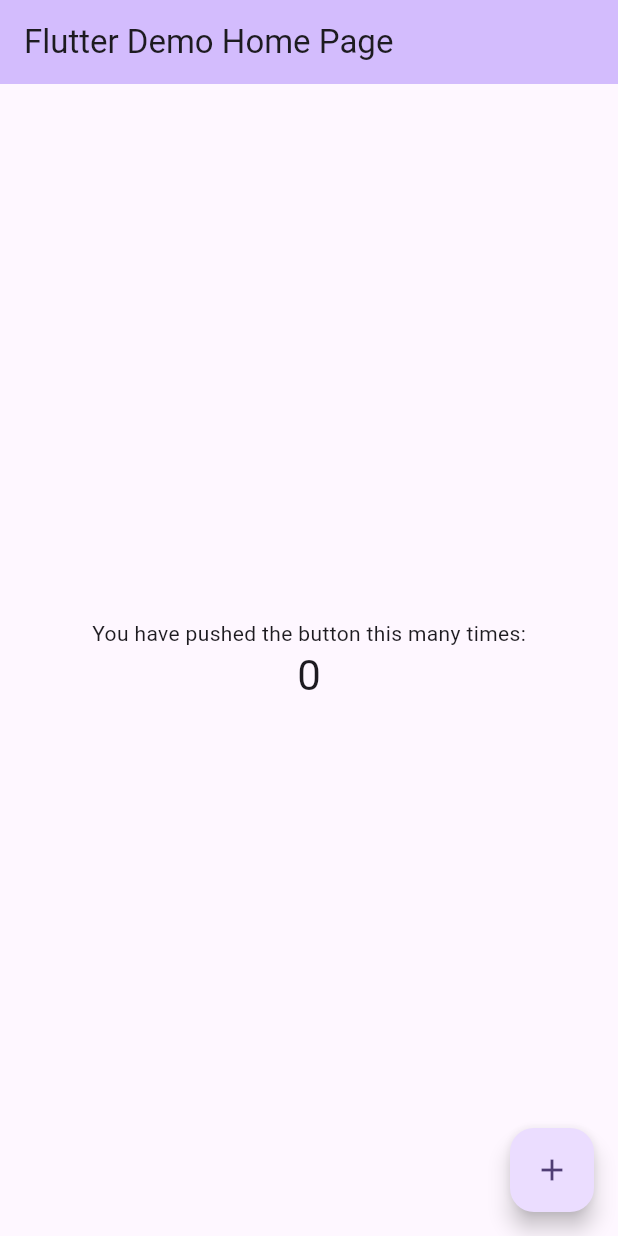
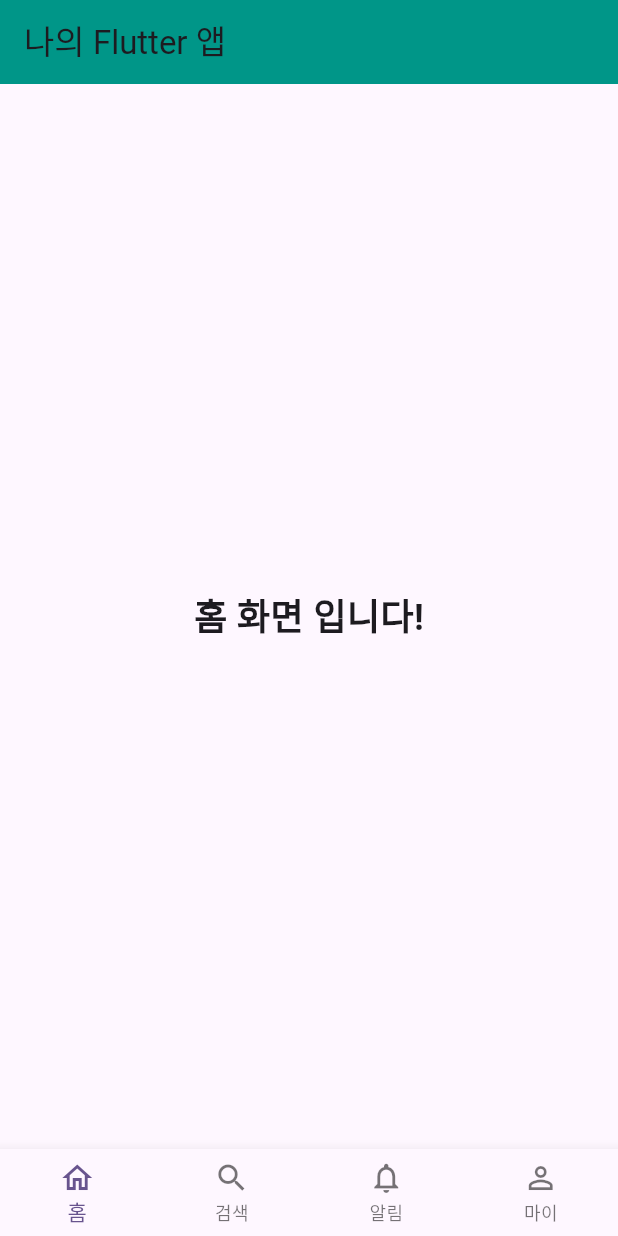
Before and after one commit to park990/teamJ, a Flutter app: the screen it shows after launch, on a phone screen of 412 x 824 dp. Run offline on Flutter 3.47's test engine with Material 3 defaults, Android fonts, the phone set to English and light mode, and no system bars.

Commit message:
bottom bar

```diff
--- /dev/null
+++ b/flutter_front/lib/layouts/main_layout.dart
@@ -0,0 +1,52 @@
+import 'package:flutter/material.dart';
+// 위에서 만든 커스텀 하단 바 위젯과 화면 위젯을 불러옵니다.
+ // 실제 경로로 수정 필요
+import 'package:flutter_front/screens/home_screen.dart';        // 실제 경로로 수정 필요
+    // (가정)
+
+import 'package:flutter_front/widgets/jaeyoon.dart';     // (가정)
+
+class MainLayout extends StatefulWidget {
+  const MainLayout({super.key});
+
+  @override
+  State<MainLayout> createState() => _MainLayoutState();
+}
+
+class _MainLayoutState extends State<MainLayout> {
+  int _selectedIndex = 0; // 현재 선택된 탭의 인덱스 (초기값: 0)
+
+  // 각 탭에 연결할 스크린(페이지) 리스트
+  final List<Widget> _screens = [
+    const HomeScreen(),
+    const Center(child: Text('검색 화면')), // 임시 화면
+    const Center(child: Text('알림 화면')), // 임시 화면
+    const Center(child: Text('마이 페이지')), // 임시 화면
+  ];
+
+  // 탭 클릭 시 인덱스를 업데이트하는 함수
+  void _onItemTapped(int index) {
+    setState(() {
+      _selectedIndex = index;
+    });
+  }
+
+  @override
+  Widget build(BuildContext context) {
+    return Scaffold(
+      appBar: AppBar(
+        title: const Text('나의 Flutter 앱'),
+        backgroundColor: Colors.teal,
+      ),
+
+      // 1. [body] 현재 선택된 인덱스에 해당하는 화면을 보여줍니다.
+      body: _screens[_selectedIndex],
+
+      // 2. [bottomNavigationBar] 하단 바 컴포넌트 연결
+      bottomNavigationBar: CustomBottomNav(
+        currentIndex: _selectedIndex, // 현재 상태 전달
+        onTap: _onItemTapped,        // 상태 변경 함수 전달
+      ),
+    );
+  }
+}
--- a/flutter_front/lib/main.dart
+++ b/flutter_front/lib/main.dart
@@ -1,4 +1,5 @@
 import 'package:flutter/material.dart';
+import 'package:flutter_front/layouts/main_layout.dart';
 
 void main() {
   runApp(const MyApp());
@@ -13,24 +14,9 @@ class MyApp extends StatelessWidget {
     return MaterialApp(
       title: 'Flutter Demo',
       theme: ThemeData(
-        // This is the theme of your application.
-        //
-        // TRY THIS: Try running your application with "flutter run". You'll see
-        // the application has a purple toolbar. Then, without quitting the app,
-        // try changing the seedColor in the colorScheme below to Colors.green
-        // and then invoke "hot reload" (save your changes or press the "hot
-        // reload" button in a Flutter-supported IDE, or press "r" if you used
-        // the command line to start the app).
-        //
-        // Notice that the counter didn't reset back to zero; the application
-        // state is not lost during the reload. To reset the state, use hot
-        // restart instead.
-        //
-        // This works for code too, not just values: Most code changes can be
-        // tested with just a hot reload.
         colorScheme: .fromSeed(seedColor: Colors.deepPurple),
       ),
-      home: const MyHomePage(title: 'Flutter Demo Home Page'),
+      home: const MainLayout(),
     );
   }
 }
@@ -104,7 +90,7 @@ class _MyHomePageState extends State<MyHomePage> {
           // wireframe for each widget.
           mainAxisAlignment: .center,
           children: [
-            const Text('You have pushed the button this many times:'),
+            const Text('You have pushed the button this many times: '),
             Text(
               '$_counter',
               style: Theme.of(context).textTheme.headlineMedium,
--- /dev/null
+++ b/flutter_front/lib/screens/home_screen.dart
@@ -0,0 +1,15 @@
+import 'package:flutter/material.dart';
+
+class HomeScreen extends StatelessWidget {
+  const HomeScreen({super.key});
+
+  @override
+  Widget build(BuildContext context) {
+    return const Center(
+      child: Text(
+        '홈 화면 입니다!',
+        style: TextStyle(fontSize: 24, fontWeight: FontWeight.bold),
+      ),
+    );
+  }
+}
--- /dev/null
+++ b/flutter_front/lib/widgets/jaeyoon.dart
@@ -0,0 +1,40 @@
+import 'package:flutter/material.dart';
+
+// 하단 바의 모양(items)만 정의하는 Stateless Widget
+class CustomBottomNav extends StatelessWidget {
+  final int currentIndex;
+  final Function(int) onTap;
+
+  const CustomBottomNav({
+    super.key,
+    required this.currentIndex, // 현재 활성화된 탭 인덱스
+    required this.onTap,        // 탭이 클릭되었을 때 실행할 함수
+  });
+
+  @override
+  Widget build(BuildContext context) {
+    return BottomNavigationBar(
+      type: BottomNavigationBarType.fixed, // 아이템이 많아도 크기가 변하지 않게 고정
+      currentIndex: currentIndex,
+      onTap: onTap,
+      items: const [
+        BottomNavigationBarItem(
+          icon: Icon(Icons.home_outlined),
+          label: '홈',
+        ),
+        BottomNavigationBarItem(
+          icon: Icon(Icons.search),
+          label: '검색',
+        ),
+        BottomNavigationBarItem(
+          icon: Icon(Icons.notifications_outlined),
+          label: '알림',
+        ),
+        BottomNavigationBarItem(
+          icon: Icon(Icons.person_outline),
+          label: '마이',
+        ),
+      ],
+    );
+  }
+}
```
